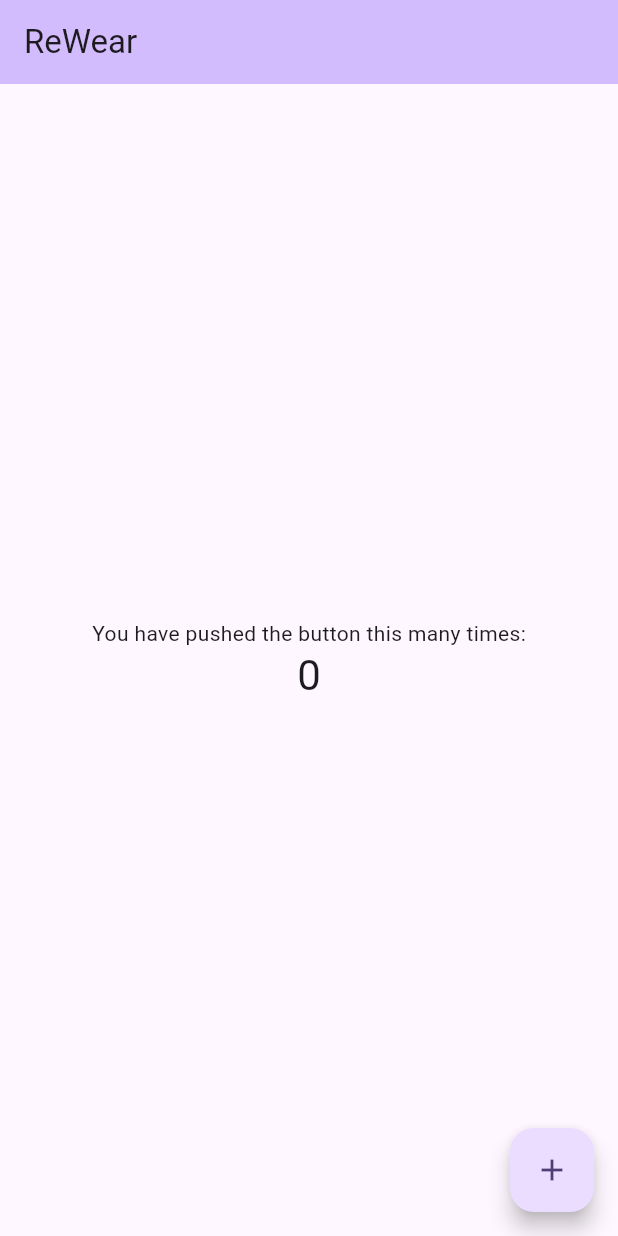
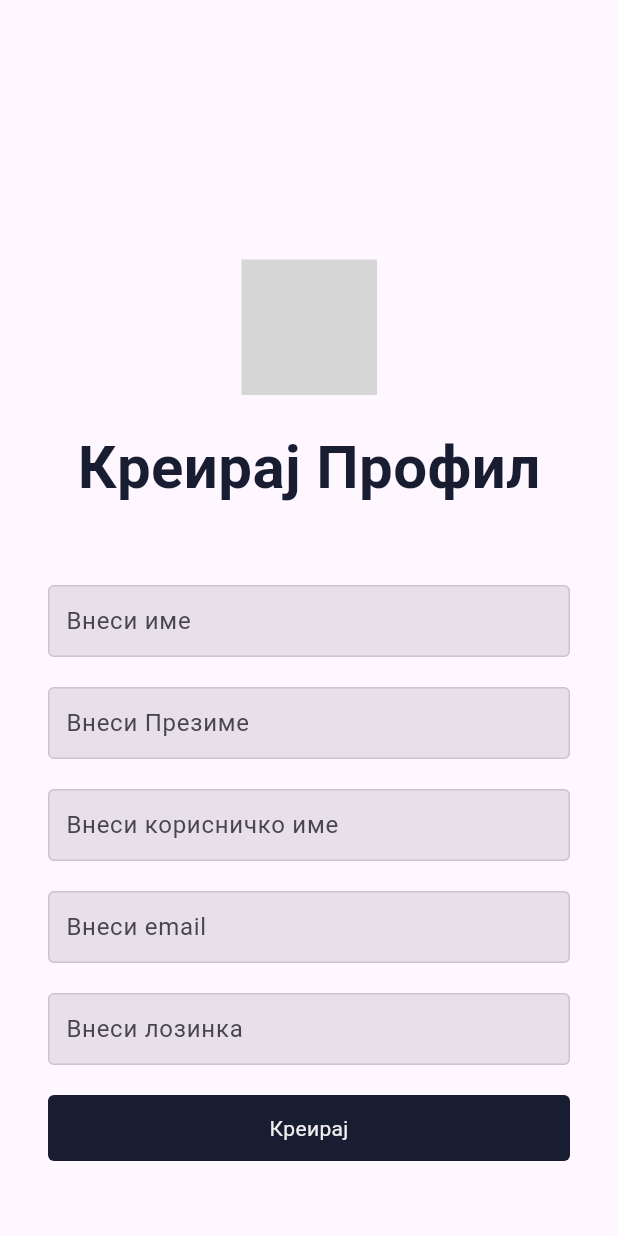
Before and after one commit to EvaTrajkovska/ReWear, a Flutter app: the screen it shows after launch, on a phone screen of 412 x 824 dp. Run offline on Flutter 3.47's test engine with Material 3 defaults, Android fonts, the phone set to English and light mode, and no system bars; our stand-ins replace firebase_core, flutter_svg; accounts and stored records are empty; Roboto replaces fonts that are missing (Helvetica); project files that could hold a hidden picture were left out; grey boxes are pictures that could not be loaded.

Commit message:
Login screen UI and Signup screen UI added

```diff
--- a/lib/main.dart
+++ b/lib/main.dart
@@ -1,11 +1,15 @@
 import 'package:flutter/foundation.dart';
 import 'package:flutter/material.dart';
 import 'package:firebase_core/firebase_core.dart';
+import 'package:rewear/screens/login_screen.dart';
+import 'package:rewear/screens/signup_screen.dart';
 
 Future<void> main() async {
+  WidgetsFlutterBinding.ensureInitialized();
+  runApp(const MyApp());
   if (kIsWeb) {
     await Firebase.initializeApp(
-        options: FirebaseOptions(
+        options: const FirebaseOptions(
       apiKey: "AIzaSyDCl7Z9P99waSDvJiOJIHwyNFE9tmW3Ves",
       appId: "1:997665717416:web:0c9c59e1da8609385ed69d",
       messagingSenderId: "997665717416",
@@ -15,12 +19,11 @@
   } else {
     await Firebase.initializeApp();
   }
-  //WidgetsFlutterBinding.ensureInitialized();
-  runApp(const MyApp());
+
 }
-// void main() {
+ //void main() {
 //   runApp(const MyApp());
-// }
+//}
 
 class MyApp extends StatelessWidget {
   const MyApp({super.key});
@@ -29,27 +32,12 @@
   @override
   Widget build(BuildContext context) {
     return MaterialApp(
+      debugShowCheckedModeBanner: false,
       title: 'ReWear',
       theme: ThemeData(
-        // This is the theme of your application.
-        //
-        // TRY THIS: Try running your application with "flutter run". You'll see
-        // the application has a blue toolbar. Then, without quitting the app,
-        // try changing the seedColor in the colorScheme below to Colors.green
-        // and then invoke "hot reload" (save your changes or press the "hot
-        // reload" button in a Flutter-supported IDE, or press "r" if you used
-        // the command line to start the app).
-        //
-        // Notice that the counter didn't reset back to zero; the application
-        // state is not lost during the reload. To reset the state, use hot
-        // restart instead.
-        //
-        // This works for code too, not just values: Most code changes can be
-        // tested with just a hot reload.
-        colorScheme: ColorScheme.fromSeed(seedColor: Colors.deepPurple),
-        useMaterial3: true,
+        useMaterial3: true, colorScheme: ColorScheme.fromSeed(seedColor: Colors.deepPurple).copyWith(background: const Color.fromRGBO(241, 239, 239,1)),
       ),
-      home: const MyHomePage(title: 'ReWear'),
+      home: const SignupScreen(),
     );
   }
 }
@@ -57,14 +45,6 @@
 class MyHomePage extends StatefulWidget {
   const MyHomePage({super.key, required this.title});
 
-  // This widget is the home page of your application. It is stateful, meaning
-  // that it has a State object (defined below) that contains fields that affect
-  // how it looks.
-
-  // This class is the configuration for the state. It holds the values (in this
-  // case the title) provided by the parent (in this case the App widget) and
-  // used by the build method of the State. Fields in a Widget subclass are
-  // always marked "final".
 
   final String title;
 
--- /dev/null
+++ b/lib/screens/signup_screen.dart
@@ -0,0 +1,132 @@
+import 'package:flutter/material.dart';
+import 'package:flutter_svg/flutter_svg.dart';
+import 'package:rewear/widgets/text_field_input.dart';
+
+class SignupScreen extends StatefulWidget {
+  const SignupScreen({super.key});
+
+  @override
+  State<SignupScreen> createState() => _SignupScreenState();
+}
+
+class _SignupScreenState extends State<SignupScreen> {
+  final TextEditingController _emailController = TextEditingController();
+  final TextEditingController _passwordController = TextEditingController();
+  final TextEditingController _nameController = TextEditingController();
+  final TextEditingController _surnameController = TextEditingController();
+  final TextEditingController _usernamewordController = TextEditingController();
+
+  @override
+  void dispose() {
+    super.dispose();
+    _emailController.dispose();
+    _passwordController.dispose();
+    _nameController.dispose();
+    _surnameController.dispose();
+    _usernamewordController.dispose();
+  }
+
+  @override
+  Widget build(BuildContext context) {
+    return Scaffold(
+      body: SafeArea(
+        child: Container(
+          padding: const EdgeInsets.symmetric(horizontal: 32),
+          width: double.infinity,
+          child: Column(
+            crossAxisAlignment: CrossAxisAlignment.center,
+            children: [
+              Flexible(child: Container(), flex: 1,),
+              SvgPicture.asset('assets/ReWear-_2_.svg', height: 90),
+              const SizedBox(height: 20),
+              const Text('Креирај Профил',
+                style: TextStyle(
+                  fontWeight: FontWeight.bold,
+                  fontSize: 40,
+                  fontFamily: 'Helvetica',
+                  color: Color.fromRGBO(24, 29, 49,1),),),
+              const SizedBox(height: 50),
+              TextFieldInput(
+                hintText: 'Внеси име',
+                textInputType: TextInputType.text,
+                textEditingController: _passwordController,
+              ),
+              const SizedBox(
+                height: 20,
+              ),
+              TextFieldInput(
+                hintText: 'Внеси Презиме',
+                textInputType: TextInputType.text,
+                textEditingController: _surnameController,
+              ),
+              const SizedBox(
+                height: 20,
+              ),
+              TextFieldInput(
+                hintText: 'Внеси корисничко име',
+                textInputType: TextInputType.text,
+                textEditingController: _usernamewordController,
+              ),
+              const SizedBox(
+                height: 20,
+              ),
+              TextFieldInput(
+                hintText: 'Внеси email',
+                textInputType: TextInputType.emailAddress,
+                textEditingController: _emailController,
+              ),
+              const SizedBox(
+                height: 20,
+              ),
+              TextFieldInput(
+                hintText: 'Внеси лозинка',
+                textInputType: TextInputType.text,
+                textEditingController: _passwordController,
+                isPass: true,
+              ),
+              const SizedBox(
+                height: 20,
+              ),
+
+              InkWell(
+                  child: Container(
+                    width: double.infinity,
+                    alignment: Alignment.center,
+                    padding: const EdgeInsets.symmetric(vertical: 12),
+                    decoration: const ShapeDecoration(shape: RoundedRectangleBorder(
+                      borderRadius: BorderRadius.all(Radius.circular(4),
+                      ),
+                    ),
+                        color: Color.fromRGBO(24, 29, 49,1)                ),
+                    child: const Text('Креирај', style: TextStyle(color: Color.fromRGBO(241, 239, 239,1)),),
+                  )),
+              const SizedBox(
+                height: 50,
+              ),
+              // Row(
+              //   mainAxisAlignment: MainAxisAlignment.center,
+              //   children: [
+              //     Container(
+              //       child: Text("Don't have an account?"),
+              //       padding: const EdgeInsets.symmetric(
+              //         vertical: 8,
+              //       ),
+              //     ),
+              //     GestureDetector(
+              //         onTap: (){},
+              //         child: Container(
+              //           child: Text("Sing up?", style: TextStyle( fontWeight: FontWeight.bold),),
+              //           padding: const EdgeInsets.symmetric(
+              //             vertical: 8,
+              //           ),
+              //         )
+              //     )
+              //   ],
+              // )
+            ],
+          ),
+        ),
+      ),
+    );
+  }
+}
--- /dev/null
+++ b/lib/widgets/text_field_input.dart
@@ -0,0 +1,32 @@
+import 'package:flutter/material.dart';
+class TextFieldInput extends StatelessWidget {
+  final TextEditingController textEditingController;
+  final bool isPass;
+  final String hintText;
+  final TextInputType textInputType;
+  const TextFieldInput({Key? key,
+    required this.textEditingController,
+    this.isPass = false,
+    required this.hintText,
+    required this.textInputType}): super(key: key);
+
+  @override
+  Widget build(BuildContext context) {
+    final inputBorder= OutlineInputBorder(
+      borderSide: Divider.createBorderSide(context)
+    );
+      return TextField(
+      controller: textEditingController,
+      decoration: InputDecoration(
+        hintText: hintText,
+        border: inputBorder,
+          focusedBorder: inputBorder,
+        enabledBorder: inputBorder,
+        filled: true,
+        contentPadding: const EdgeInsets.all(8),
+      ),
+        keyboardType: textInputType,
+        obscureText: isPass,
+    );
+  }
+}
--- a/pubspec.yaml
+++ b/pubspec.yaml
@@ -35,6 +35,7 @@ dependencies:
   firebase_storage: ^11.6.0
   flutter:
     sdk: flutter
+  flutter_svg: ^2.0.9
 
 dev_dependencies:
   flutter_lints: ^2.0.0
@@ -51,8 +52,8 @@ flutter:
   # the material Icons class.
   uses-material-design: true
   # To add assets to your application, add an assets section, like this:
-  # assets:
-  #   - images/a_dot_burr.jpeg
+  assets:
+     - assets/ReWear-_2_.svg
   #   - images/a_dot_ham.jpeg
   # An image asset can refer to one or more resolution-specific "variants", see
   # https://flutter.dev/assets-and-images/#resolution-aware
```
Also changed, not shown: lib/screens/login_screen.dart (added, +101 -0 lines), assets/ReWear-_2_.svg (added), assets/ReWear.svg (added), pubspec.lock.
